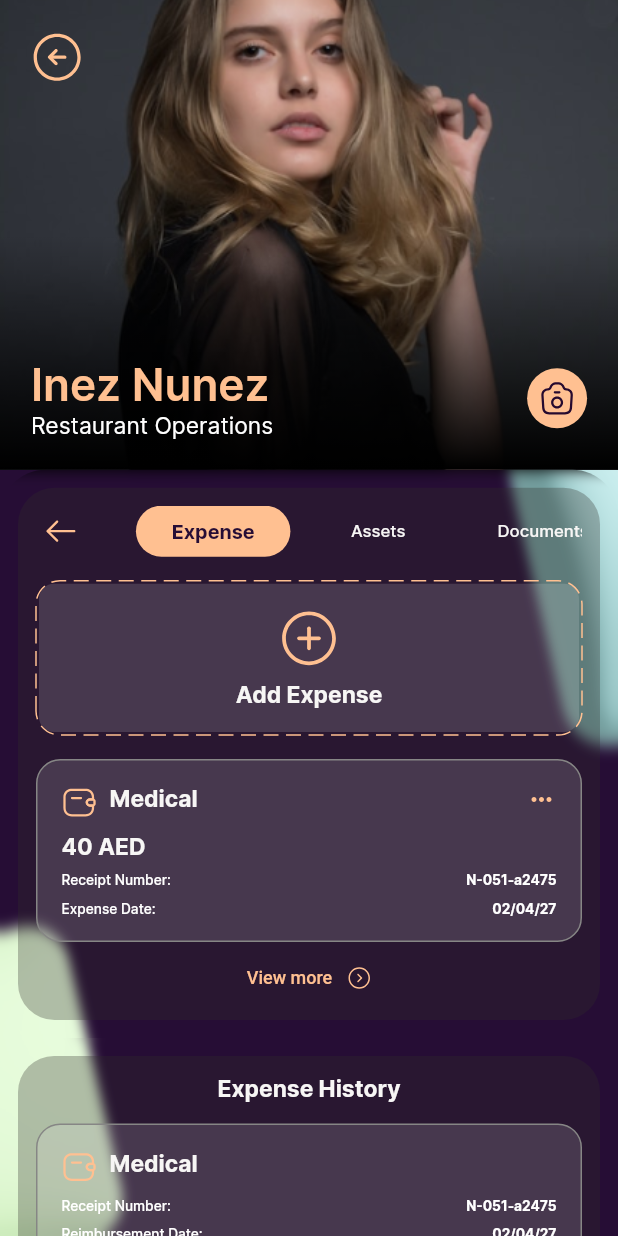
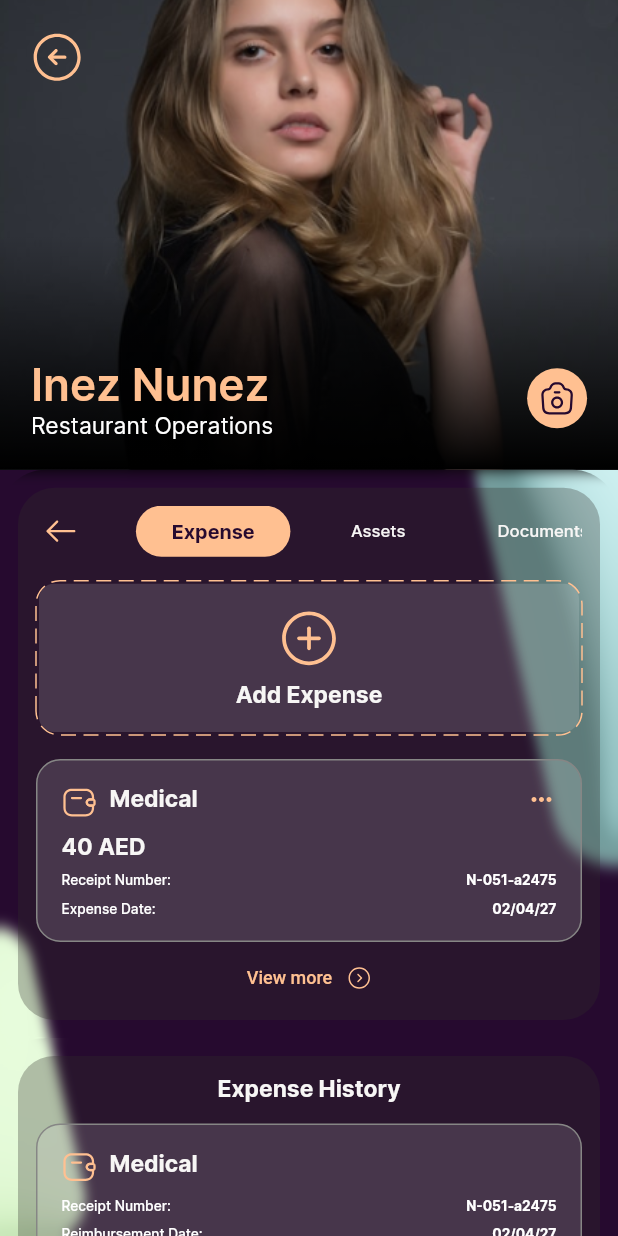
Before and after one commit to Nevilrv/expense, a Flutter app: the ExpenseScreen screen opened directly, on a phone screen of 412 x 824 dp. Run offline on Flutter 3.47's test engine with Material 2 defaults, Android fonts, the phone set to English and light mode, and no system bars; drawn by our look-alikes of dotted_border, flutter_slidable; our stand-ins replace blur, expandable_text, file_picker, flutter_screenutil, flutter_svg, fluttertoast and 6 more; project files that could hold a hidden picture were left out.

Commit message:
last changes

```diff
--- a/lib/Constant/color_helper.dart
+++ b/lib/Constant/color_helper.dart
@@ -1,7 +1,7 @@
 import 'package:flutter/material.dart';
 
 class ColorHelper {
-  static Color kBG = const Color(0xff260D35);
+  static Color kBG = const Color(0xff260A2F);
   static Color kPrimary = const Color(0xffFFC091);
   static Color kBGBlur = const Color(0xff2F2D29);
   static Color kLightGrey = const Color(0xffF7F6F5);
--- a/lib/View/Expense/expense_screen.dart
+++ b/lib/View/Expense/expense_screen.dart
@@ -39,15 +39,15 @@ class _ExpenseScreenState extends State<ExpenseScreen> {
                 children: [
                   Positioned(
                     top: size.height * 0.3,
-                    left: size.width * 0.8,
+                    left: size.width * 0.75,
                     child: Image.asset(
                       'assets/icons/Sales.png',
-                      height: 250,
+                      height: 330,
                     ),
                   ),
                   Positioned(
                     top: size.height * 0.75,
-                    right: size.width * 0.8,
+                    right: size.width * 0.86,
                     child: Image.asset(
                       'assets/icons/Finance.png',
                       height: size.height * 0.3,
```
